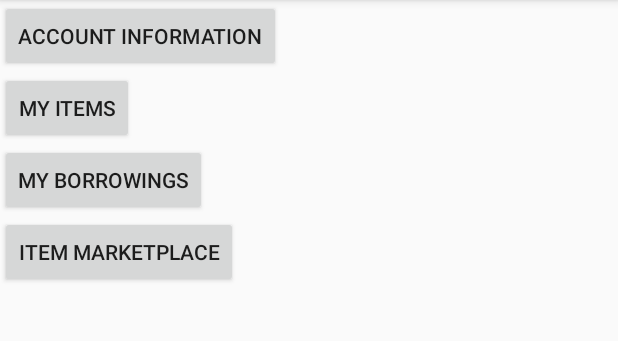
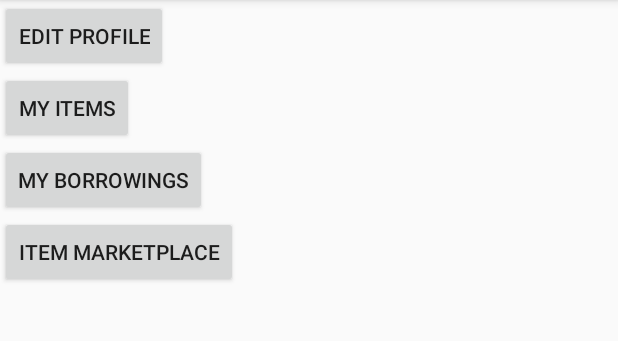
Before and after one commit to CMPUT301W16T02/Team-2, an Android app: the NavigationMainActivity screen opened directly, with no data from a screen before it, on a phone screen of 412 x 824 dp, the part 84-425 px from its top. Run offline under Robolectric (Android 15) with nearby library versions, the light colour scheme and no system bars.

Commit message:
merged with hanson's branch. Did not integrate yet

```diff
--- a/app/src/main/AndroidManifest.xml
+++ b/app/src/main/AndroidManifest.xml
@@ -32,6 +32,8 @@
         <activity android:name=".EditItemActivity" />
         <activity android:name=".MyItemsActivity" />
         <activity android:name=".NavigationMainActivity" />
+        <activity android:name=".EditProfileActivity" />
+
 
         <activity android:name=".ItemInfoActivity"></activity>
     </application>
--- a/app/src/main/java/com/example/arshadhusain/weshare/NavigationMainActivity.java
+++ b/app/src/main/java/com/example/arshadhusain/weshare/NavigationMainActivity.java
@@ -11,9 +11,18 @@ import android.widget.Button;
  */
 public class NavigationMainActivity extends AppCompatActivity {
 
+    private String MyUsername;
+
+
     @Override
     protected void onCreate(Bundle savedInstanceState) {
         super.onCreate(savedInstanceState);
+        Intent intent = getIntent();
+
+        if(intent.hasExtra("Username")) {
+            MyUsername = intent.getStringExtra("Username");
+        }
+
         this.onCreateSetup();
         this.onCreateListeners();
 
@@ -26,16 +35,17 @@ public class NavigationMainActivity extends AppCompatActivity {
     }
 
     public void onCreateListeners() {
-        Button AccountInfo = (Button)findViewById(R.id.AccountInfo);
+        Button EditProfile = (Button)findViewById(R.id.EditProfile);
         Button MyItems = (Button)findViewById(R.id.MyItems);
         Button MyBorrows = (Button)findViewById(R.id.MyBorrows);
 
-        AccountInfo.setOnClickListener(new View.OnClickListener() {
+        EditProfile.setOnClickListener(new View.OnClickListener() {
             @Override
             public void onClick(View v) {
                 setResult(RESULT_OK);
 
-                Intent intent = new Intent(NavigationMainActivity.this, MainItemListActivity.class); //YOU NEED HANSON'S EDIT AND VIEW PROFILE FUCNTIONALITY
+                Intent intent = new Intent(NavigationMainActivity.this, EditProfileActivity.class); //YOU NEED HANSON'S EDIT AND VIEW PROFILE FUCNTIONALITY
+                intent.putExtra("Username", MyUsername);
                 startActivity(intent);
 
             }
--- a/app/src/main/java/com/example/arshadhusain/weshare/SignInActivity.java
+++ b/app/src/main/java/com/example/arshadhusain/weshare/SignInActivity.java
@@ -3,6 +3,7 @@ package com.example.arshadhusain.weshare;
 import android.content.Intent;
 import android.os.Bundle;
 import android.support.v7.app.AppCompatActivity;
+import android.text.LoginFilter;
 import android.view.View;
 import android.widget.Button;
 import android.widget.EditText;
@@ -47,8 +48,8 @@ public class SignInActivity extends AppCompatActivity {
 
             setResult(RESULT_OK);
 
+            String UserName = username.getText().toString();
             try {
-                String UserName = username.getText().toString();
 
                 System.out.printf("Username 2: %s\n", UserName);
                 FileInputStream inputFile = openFileInput(UserName);
@@ -89,6 +90,7 @@ public class SignInActivity extends AppCompatActivity {
 
             Intent intent = new Intent(SignInActivity.this, NavigationMainActivity.class);
             //startActivity(intent);
+            intent.putExtra("Username", UserName);
             startActivityForResult(intent, 1);
 
             setResult(RESULT_OK);
--- a/app/src/main/res/layout/navigation_main_activity.xml
+++ b/app/src/main/res/layout/navigation_main_activity.xml
@@ -4,10 +4,10 @@
     android:layout_height="match_parent">
 
     <Button
-        android:id="@+id/AccountInfo"
+        android:id="@+id/EditProfile"
         android:layout_width="wrap_content"
         android:layout_height="wrap_content"
-        android:text="Account Information" />
+        android:text="Edit Profile" />
     <Button
         android:id="@+id/MyItems"
         android:layout_width="wrap_content"
```
